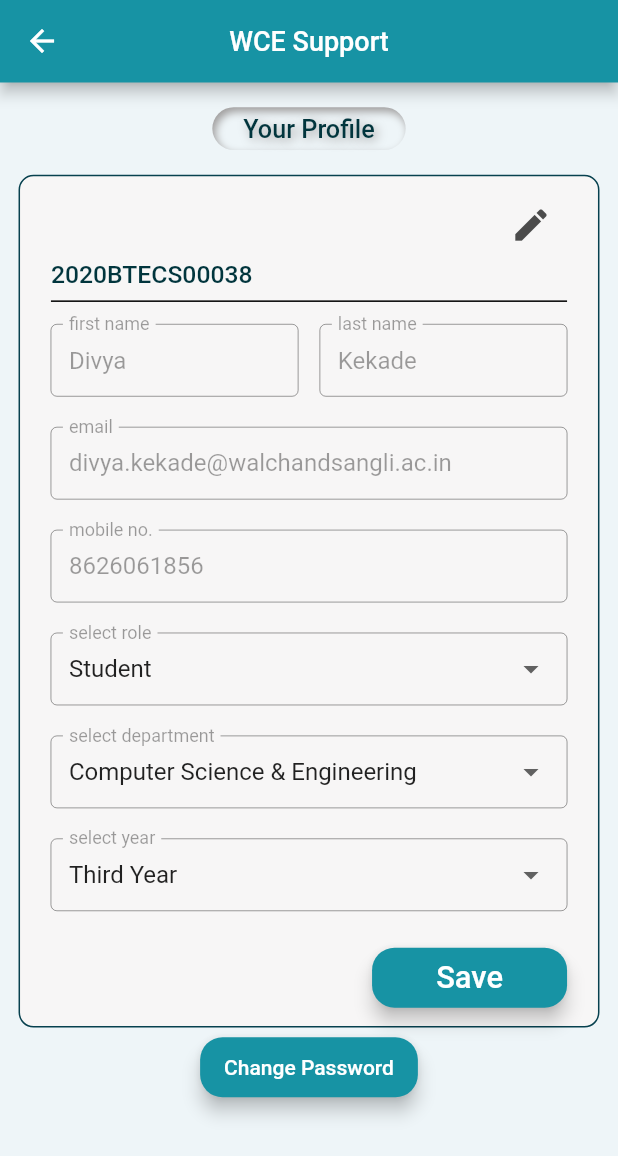
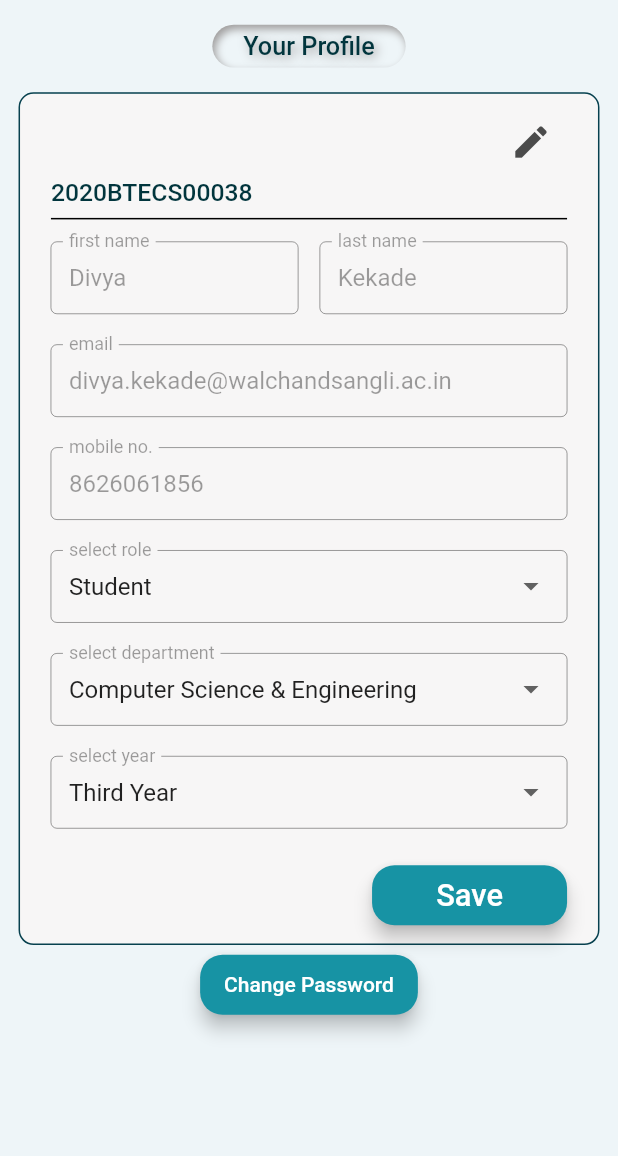
Before and after one commit to divyakekade/WCE-Support, a Flutter app: the EditProfile screen opened directly, on a phone screen of 412 x 824 dp. Shown: the top 1156 px of the screen. Run offline on Flutter 3.47's test engine with Material 2 defaults, Android fonts, the phone set to English and light mode, and no system bars; our stand-ins replace flutter_inset_box_shadow; missing offline and left inert: dart:ffi.

Commit message:
update profile in menu options

```diff
--- a/lib/screens/EditProfile.dart
+++ b/lib/screens/EditProfile.dart
@@ -67,7 +67,6 @@ class _EditProfileState extends State<EditProfile> {
     });}
     return Scaffold(
       resizeToAvoidBottomInset: false,
-      appBar: const Appbar(),
       body: Stack(children: [
         Container(
             width: double.infinity,
--- a/lib/screens/SideMenuNavigation.dart
+++ b/lib/screens/SideMenuNavigation.dart
@@ -1,6 +1,7 @@
 import 'package:flutter/material.dart';
 import 'package:provider/provider.dart';
 import 'package:wce_support/screens/CreateUser.dart';
+import 'package:wce_support/screens/EditProfile.dart';
 import 'package:wce_support/screens/HomePage.dart';
 import 'package:wce_support/screens/BuyProducts.dart';
 import 'package:wce_support/screens/PutGrievance.dart';
@@ -43,7 +44,7 @@ class SideMenuNavigationState extends State<SideMenuNavigation> {
     } else if (currentPage == "put_grievance") {
       container = const PutGrievance();
     } else if (currentPage == "view_profile") {
-      container = const HomePage(); //need to change
+      container = const EditProfile(); //need to change
     } else if (currentPage == "create_user") {
       container = const CreateUser();
     } else if (currentPage == "logout") {
@@ -79,7 +80,7 @@ class SideMenuNavigationState extends State<SideMenuNavigation> {
               currentPage == "view_grievances"),
           menuItem(5, "Put Grievance", Icons.feedback_outlined,
               currentPage == "put_grievance"),
-          menuItem(6, "View Profile", Icons.person_outlined,
+          menuItem(6, "Profile Settings", Icons.settings_outlined,
               currentPage == "view_profile"),
           menuItem(7, "Create New User", Icons.person_add_outlined,
               currentPage == "create_user"),
```
